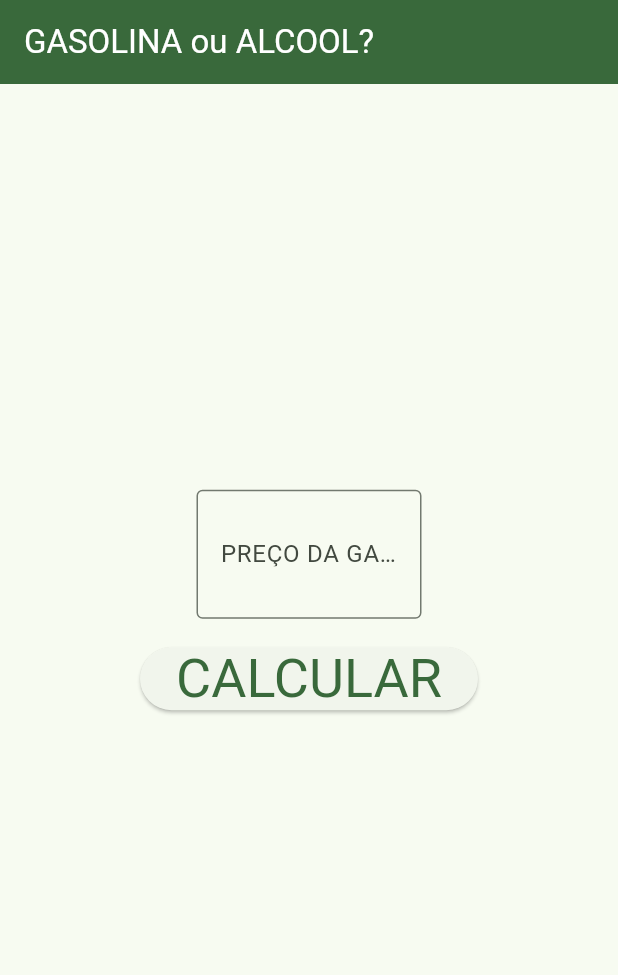
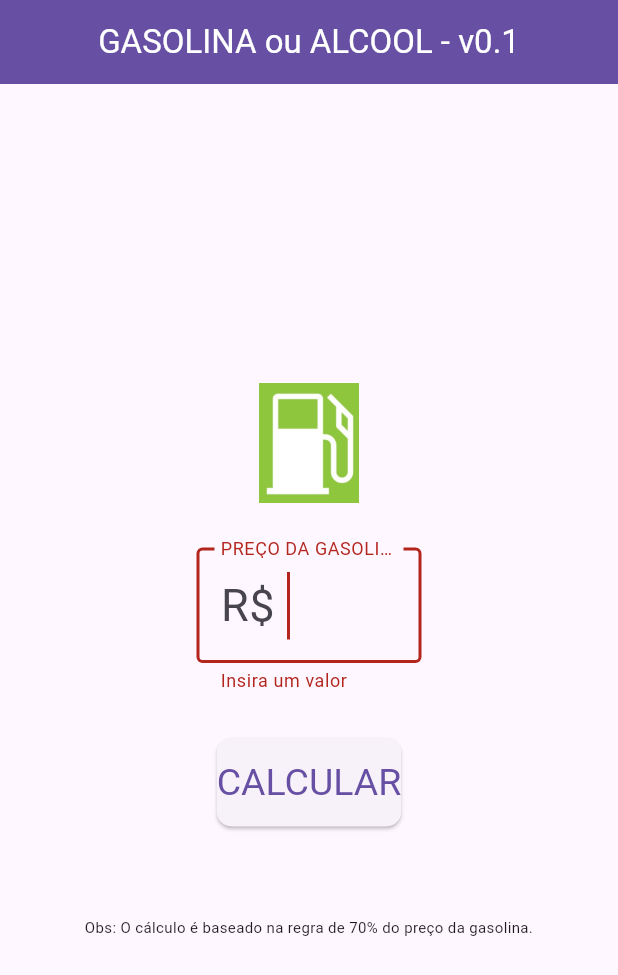
Before and after one commit to windmateus/gaso_alcool, a Flutter app: the screen it shows after launch, after a tap on "CALCULAR", on a phone screen of 412 x 824 dp. Shown: the top 975 px of the screen. Run offline on Flutter 3.47's test engine with Material 3 defaults, Android fonts, the phone set to English and light mode, and no system bars.

Commit message:
Melhoras na validação, estilo e layout

```diff
--- a/lib/main.dart
+++ b/lib/main.dart
@@ -13,16 +13,34 @@ class MyApp extends StatelessWidget {
   @override
   Widget build(BuildContext context) {
     return MaterialApp(
-      title: 'Gasolina ou Alcool?',
+      title: 'Gasolina ou Alcool',
       theme: ThemeData(
-        // colorScheme: ColorScheme.fromSeed(seedColor: Colors.green),
-        colorScheme: ColorScheme.fromSeed(
-          seedColor: const Color(0xFF66BB6A), // A primary green
+        primarySwatch: Colors.blue,
+        // Adiciona um tema de entrada para um visual mais consistente
+        inputDecorationTheme: InputDecorationTheme(
+          border: OutlineInputBorder(
+            borderRadius: BorderRadius.circular(10.0), // Bordas arredondadas
           ),
-        useMaterial3: true,
-        fontFamily: 'Roboto', // Example: Use a different font
+          focusedBorder: OutlineInputBorder(
+            borderRadius: BorderRadius.circular(10.0),
+            borderSide: BorderSide(color: Colors.blue, width: 2.0),
           ),
-      home: const MyHomePage(title: 'GASOLINA ou ALCOOL?'),
+          enabledBorder: OutlineInputBorder(
+            borderRadius: BorderRadius.circular(10.0),
+            borderSide: BorderSide(color: Colors.grey, width: 1.0),
+          ),
+        ),
+        elevatedButtonTheme: ElevatedButtonThemeData(
+          style: ElevatedButton.styleFrom(
+            padding: EdgeInsets.symmetric(vertical: 15.0), // Preenchimento do botão
+            shape: RoundedRectangleBorder(
+              borderRadius: BorderRadius.circular(10.0), // Bordas arredondadas
+            ),
+            textStyle: TextStyle(fontSize: 18), // Tamanho da fonte do botão
+          ),
+        ),
+      ),
+      home: const MyHomePage(title: 'GASOLINA ou ALCOOL - v0.1'),
     );
   }
 }
@@ -37,10 +55,29 @@ class MyHomePage extends StatefulWidget {
 }
 
 class _MyHomePageState extends State<MyHomePage> {
+  final _formKey = GlobalKey<FormState>(); // Chave para validar o formulário
+
   final TextEditingController _inputController = TextEditingController();
   double _resultado = 0.0;
+  bool _showResultContainer = false; // NOVA VARIÁVEL DE ESTADO
   String _mensagem = '';
-  final double _spacing = 16.0;
+  final double _spacing = 30.0;
+
+  @override
+  void initState() {
+    super.initState();
+    _inputController.addListener(_clearResultOnInputChange);
+  }
+
+  // Listener para limpar o resultado quando o input é esvaziado
+  void _clearResultOnInputChange() {
+    if (_inputController.text.isEmpty && _showResultContainer) {
+      setState(() {
+        _resultado = 0.0;
+        _showResultContainer = false; // ESCONDE O CONTAINER
+      });
+    }
+  }
 
   String formatarDecimalBrasileiro(double valor) {
     final formatoBrasileiro = NumberFormat("#,##0.00", "pt_BR");
@@ -48,18 +85,51 @@ class _MyHomePageState extends State<MyHomePage> {
   }
 
   void _calcular() {
+    // Valida o formulário antes de tentar o cálculo
+    if (_formKey.currentState!.validate()) {
+      final String texto = _inputController.text;
+      if (texto.isNotEmpty) {
+        try {
+          // String valorAjustado = valor.replaceAll(',', '.');
+          // double inputValue = double.parse(valorAjustado);
+          final double valor = double.parse(texto.replaceAll(',', '.'));
           setState(() {
-      try {
-        String valorAjustado = _inputController.text.replaceAll(',', '.');
-        double inputValue = double.parse(valorAjustado);
-        _resultado = inputValue * 0.7;
-        _mensagem =
-            'Compre GASOLINA se o preço do ALCOOL for maior que: R\$ ${formatarDecimalBrasileiro(_resultado)} \n' +
-            'Compre ALCOOL se seu preço for menor que R\$ ${formatarDecimalBrasileiro(_resultado)}';
-      } catch (e) {
+            _resultado = valor * 0.7;
+            _showResultContainer = true; // MOSTRA O CONTAINER APÓS CÁLCULO BEM-SUCEDIDO
+            _mensagem = 'Compre GASOLINA se preço do ALCOOL maior que: R\$ ${formatarDecimalBrasileiro(_resultado)}';
+          });
+        }
+        catch (e) {
+          // Em caso de erro de parsing, exibe snackbar e esconde o container
+          ScaffoldMessenger.of(context).showSnackBar(
+            const SnackBar(content: Text('Valor inválido. Insira um número até 9,99.')),
+          );
+          setState(() {
             _resultado = 0.0;
+            _showResultContainer = false; // ESCONDE O CONTAINER EM CASO DE ERRO
+          });
         }
+      } else {
+        // Se o input estiver vazio (após validação), esconde o container
+        setState(() {
+          _resultado = 0.0;
+          _showResultContainer = false; // ESCONDE O CONTAINER SE INPUT VAZIO
         });
+      }
+    } else {
+      // Se a validação do formulário falhar, esconde o container
+      setState(() {
+        _showResultContainer = false;
+      });
+    }
+
+  }
+
+  @override
+  void dispose() {
+    _inputController.removeListener(_clearResultOnInputChange);
+    _inputController.dispose();
+    super.dispose();
   }
 
 
@@ -68,29 +138,34 @@ class _MyHomePageState extends State<MyHomePage> {
     return Scaffold(
       appBar: AppBar(
         backgroundColor: Theme.of(context).colorScheme.primary,
-        title: Text(
+        title: Center(
+          child: Text(
             widget.title,
             style: const TextStyle(color: Colors.white),
           ),
         ),
+      ),
       body: Padding(
-        padding: const EdgeInsets.all(16.0),
+        padding: const EdgeInsets.all(20.0),
         child: Center(
+        child: Form(
+          key: _formKey,
         child: Column(
           mainAxisAlignment: MainAxisAlignment.center,
           children: <Widget>[
 
-            // // Logo or Image (Example)
-            // Image.asset(
-            //   'assets/logo.png', // Replace with your asset path
-            //   height: 100,
-            // ),
+            Image.asset(
+              'images/bomba_combustivel.jpg',
+              height: 80,
+            ),
+            SizedBox(height: _spacing),
 
             SizedBox(
               width: 150,
               child:
                 TextFormField(
-                  style: const TextStyle(fontSize: 36, fontFamily: 'Roboto'),
+                  style: const TextStyle(fontSize: 30, fontFamily: 'Roboto'),
+                  autofocus: true, // Foca no campo ao abrir a tela
                   // initialValue: formatarDecimalBrasileiro(6),
                   controller: _inputController,
                   keyboardType: TextInputType.numberWithOptions(decimal: true),
@@ -106,14 +181,14 @@ class _MyHomePageState extends State<MyHomePage> {
                   ),
                   validator: (value) {
                     if (value == null || value.isEmpty) {
-                      return 'Por favor, insira um valor.';
+                      return 'Insira um valor';
                     }
                     // Exemplo básico de validação se quiser garantir que se parece com um número
                     // Uma validação mais completa pode converter para double e verificar
                     if (!RegExp(r'^\d(?:[\,]\d{0,2})?').hasMatch(value)) {
                       // Esta regex verifica um formato mais específico: digitos, opcionalmente virgula/ponto e EXATAMENTE 2 casas decimais
                       // Ajuste conforme a sua necessidade de validação
-                      return 'Formato de moeda inválido. Use o formato 3,45';
+                      return 'Formato de moeda inválido';
                     }
                     return null; // Indica que o valor é válido
                   },
@@ -125,15 +200,61 @@ class _MyHomePageState extends State<MyHomePage> {
               onPressed: _calcular,
                 style: ElevatedButton.styleFrom(
                   // padding: const EdgeInsets.symmetric(vertical: 16.0),
-                  textStyle: const TextStyle(fontSize: 36, fontFamily: 'Roboto'),
+                  textStyle: const TextStyle(fontSize: 25, fontFamily: 'Roboto'),
                 ),
                 child: const Text('CALCULAR'),
             ),
 
-            SizedBox(height: _spacing*3),
+            SizedBox(height: _spacing),
+
+              // --- ÁREA DE RESULTADO CONDICIONAL ---
+              // O AnimatedSwitcher e seu conteúdo só serão construídos se _showResultContainer for true
+            if (_showResultContainer)
+              AnimatedSwitcher(
+                duration: const Duration(milliseconds: 500), // Duração da animação
+                transitionBuilder: (Widget child, Animation<double> animation) {
+                  // Efeito de fade e scale ao mudar o resultado
+                  return FadeTransition(
+                    opacity: animation,
+                    child: ScaleTransition(scale: animation, child: child),
+                  );
+                },
+                child: Container(
+                  // A chave precisa ser única para que AnimatedSwitcher detecte a mudança
+                  key: ValueKey<String>(_mensagem),
+                  padding: const EdgeInsets.symmetric(vertical: 12.0, horizontal: 10.0),
+                  decoration: BoxDecoration(
+                    color: Theme.of(context).cardColor, // Usa a cor de fundo do Card do tema
+                    borderRadius: BorderRadius.circular(10.0), // Cantos arredondados
+                    boxShadow: [
+                      BoxShadow(
+                        color: Colors.blue.shade100, // Sombra azul sutil
+                        spreadRadius: 2,
+                        blurRadius: 10,
+                        offset: const Offset(0, 5), // Deslocamento da sombra
+                      ),
+                    ],
+                  ),
+                  child: Column(
+                    mainAxisSize: MainAxisSize.min, // Ocupa o mínimo de espaço vertical necessário
+                    children: [
+
                     Text(
                       _mensagem,
-              style: TextStyle(fontSize: 20, backgroundColor: Colors.green, color: Colors.white),
+                      style: TextStyle(fontSize: 18, color: Colors.green.shade700, fontWeight: FontWeight.bold),
+                      textAlign: TextAlign.center
+                    ),
+
+                    ],
+                  ),
+                ),
+              ),
+              // --- FIM DA ÁREA DE RESULTADO CONDICIONAL ---
+
+            SizedBox(height: _spacing),
+            const Text(
+              'Obs: O cálculo é baseado na regra de 70% do preço da gasolina.',
+              style: TextStyle(fontSize: 10, fontFamily: 'Roboto'),
               textAlign: TextAlign.center,
             ),
 
@@ -141,6 +262,7 @@ class _MyHomePageState extends State<MyHomePage> {
         ),
         ),
       ),
+      ),
     );
   }
 }
--- a/pubspec.yaml
+++ b/pubspec.yaml
@@ -59,10 +59,8 @@ flutter:
   # the material Icons class.
   uses-material-design: true
 
-  # To add assets to your application, add an assets section, like this:
-  # assets:
-  #   - images/a_dot_burr.jpeg
-  #   - images/a_dot_ham.jpeg
+  assets:
+    - images/bomba_combustivel.jpg
 
   # An image asset can refer to one or more resolution-specific "variants", see
   # https://flutter.dev/to/resolution-aware-images
```
Also changed, not shown: images/bomba_combustivel.jpg (added). Lines whose indentation alone changed are shown as unchanged.
